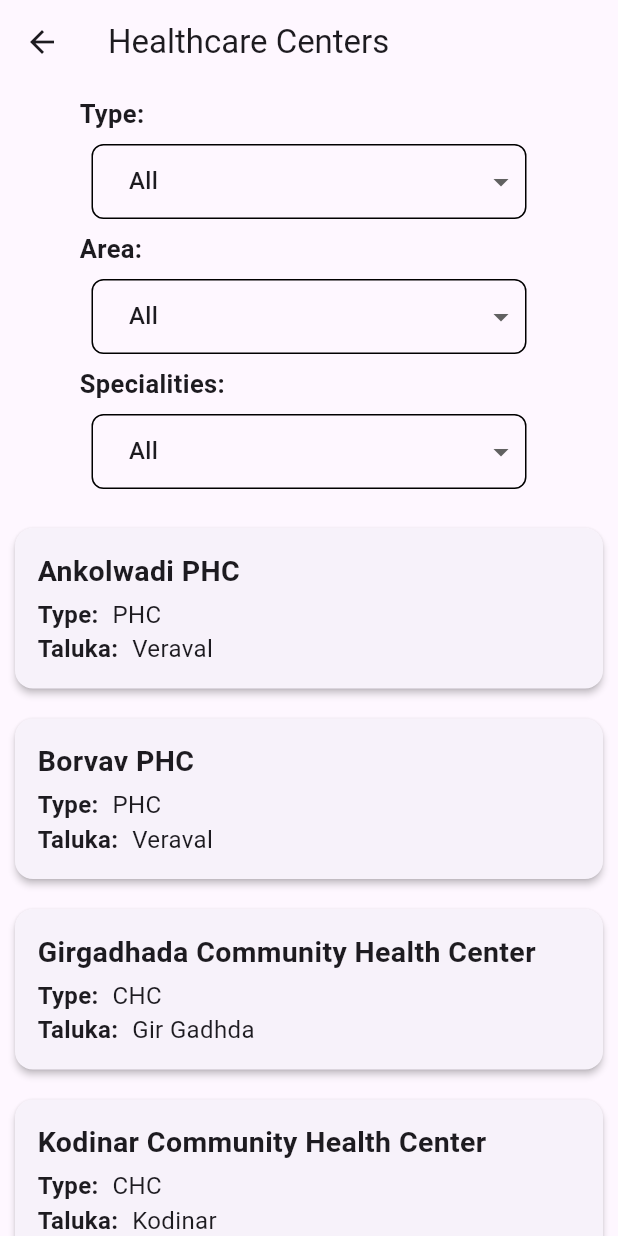
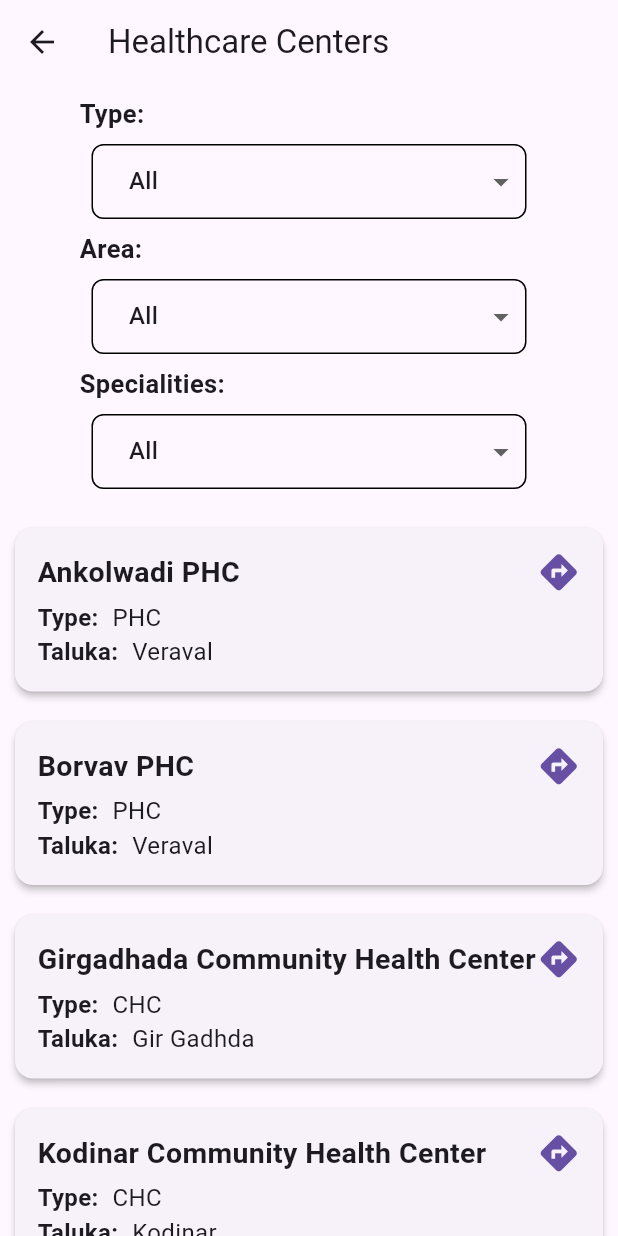
Before and after one commit to heetkheni/SSIP, a Flutter app: the AllHospitalScreen screen opened directly, on a phone screen of 412 x 824 dp. Run offline on Flutter 3.47's test engine with Material 3 defaults, Android fonts, the phone set to English and light mode, and no system bars; our stand-ins replace badges, carousel_slider, cloud_firestore, firebase_auth, firebase_core, firebase_messaging and 8 more; missing offline and left inert: dart:ffi; accounts and stored records are empty.

```diff
--- a/lib/screens/all_hospital_screen.dart
+++ b/lib/screens/all_hospital_screen.dart
@@ -1,6 +1,8 @@
+import 'package:arogya_mitra/screens/polyline_screen.dart';
 import 'package:flutter/material.dart';
 import 'package:arogya_mitra/data/AllHospitalListData.dart';
 import 'package:arogya_mitra/screens/all_hospital_detail_screen.dart';
+import 'package:url_launcher/url_launcher.dart';
 
 class AllHospitalScreen extends StatefulWidget {
   @override
@@ -164,9 +166,33 @@ class HealthcareCenterCard extends StatelessWidget {
         child: Column(
           crossAxisAlignment: CrossAxisAlignment.start,
           children: [
-            Text(
-              healthcareCenter['name'],
-              style: TextStyle(fontSize: 19, fontWeight: FontWeight.bold),
+            Row(
+              mainAxisAlignment: MainAxisAlignment.spaceBetween,
+              children: [
+                Expanded(
+                    child: Text(
+                  healthcareCenter['name'],
+                  style: TextStyle(fontSize: 19, fontWeight: FontWeight.bold),
+                  softWrap: true,
+                )),
+                InkWell(
+                  onTap: () {
+                    // launchMap(healthcareCenter['latitude'], healthcareCenter['longitude']);
+                    Navigator.push(
+                        context,
+                        MaterialPageRoute(
+                            builder: (context) => PolylineScreen(
+                                  destinationLatitude: healthcareCenter['latitude'],
+                                  destinationLongitude: healthcareCenter['longitude'],
+                                )));
+                  },
+                  child: Icon(
+                    Icons.directions,
+                    size: 29,
+                    color: Theme.of(context).primaryColor,
+                  ),
+                ),
+              ],
             ),
             SizedBox(height: 4),
             RowText(title: 'Type: ', desc: '${healthcareCenter['type']}'),
@@ -210,3 +236,12 @@ class RowText extends StatelessWidget {
     );
   }
 }
+
+void launchMap(double? latitude, double? longitude) async {
+  final url = 'https://www.google.com/maps/search/?api=1&query=$latitude,$longitude';
+  if (await canLaunch(url)) {
+    await launch(url);
+  } else {
+    throw 'Could not launch $url';
+  }
+}
--- a/lib/screens/notification_screen.dart
+++ b/lib/screens/notification_screen.dart
@@ -381,8 +381,10 @@ class _NotificationScreenState extends State<NotificationScreen> {
   }
 
   final List<String> tokens = [
-    "cPpihhK9SniTnWsDkPAFrm:APA91bGdUYEdhAyO-44H_BdxxKZMmDfleIuoaBUVBhxSyHuDM5r4t68nu7xcnD41LlEdB3maCY_dCi5IETyvk1awqBe_tjJWCMq1UDSdOybrVEQUC5zetvxeSGCrv36EyFME9KkyvPJr",
-    "fH2EGtp7Q5iVZbYB_mhFpZ:APA91bHj8-8I3IaKDdLxuN6Wg380bOoNo8EEUSAUh1ZXDg8z0HToOBWFVn1int6RR-h43j6CrcpohHiGlv1bSA2h_6D7TG6v9ow6OdLXw-ICSpIh6y5Dp96ZaGpe1-raXG2G0xbZT0cH",
+    "cPpihhK9SniTnWsDkPAFrm:APA91bGdUYEdhAyO-44H_BdxxKZMmDfleIuoaBUVBhxSyHuDM5r4t68nu7xcnD41LlEdB3maCY_dCi5IETyvk1awqBe_tjJWCMq1UDSdOybrVEQUC5zetvxeSGCrv36EyFME9KkyvPJr"
+    "eG1sU37cTVKRhS7_w0jVIi:APA91bFWbTxIgYED75M3EhmvuAOOinI7Lczv3BDx0IGNhFIXKJwLLReTCwwlDjm5w-E681pLP_0LIESP9BmHpVD4Ph4-2GNarZ5u6DICn3Z2Jnm7F6SKLMvm1WkHFaRYd8fotnDH_MpS"
+    //"cPpihhK9SniTnWsDkPAFrm:APA91bGdUYEdhAyO-44H_BdxxKZMmDfleIuoaBUVBhxSyHuDM5r4t68nu7xcnD41LlEdB3maCY_dCi5IETyvk1awqBe_tjJWCMq1UDSdOybrVEQUC5zetvxeSGCrv36EyFME9KkyvPJr"
+    "fH2EGtp7Q5iVZbYB_mhFpZ:APA91bHj8-8I3IaKDdLxuN6Wg380bOoNo8EEUSAUh1ZXDg8z0HToOBWFVn1int6RR-h43j6CrcpohHiGlv1bSA2h_6D7TG6v9ow6OdLXw-ICSpIh6y5Dp96ZaGpe1-raXG2G0xbZT0cH"
   ];
 
   String selectedToken = "";
```
